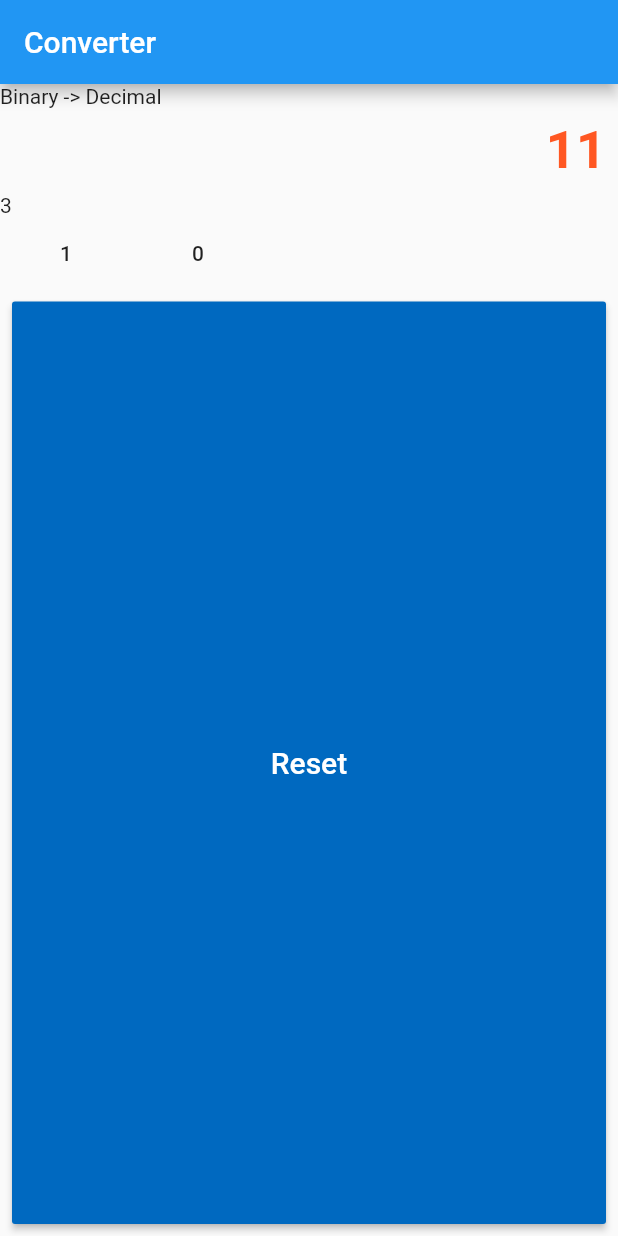
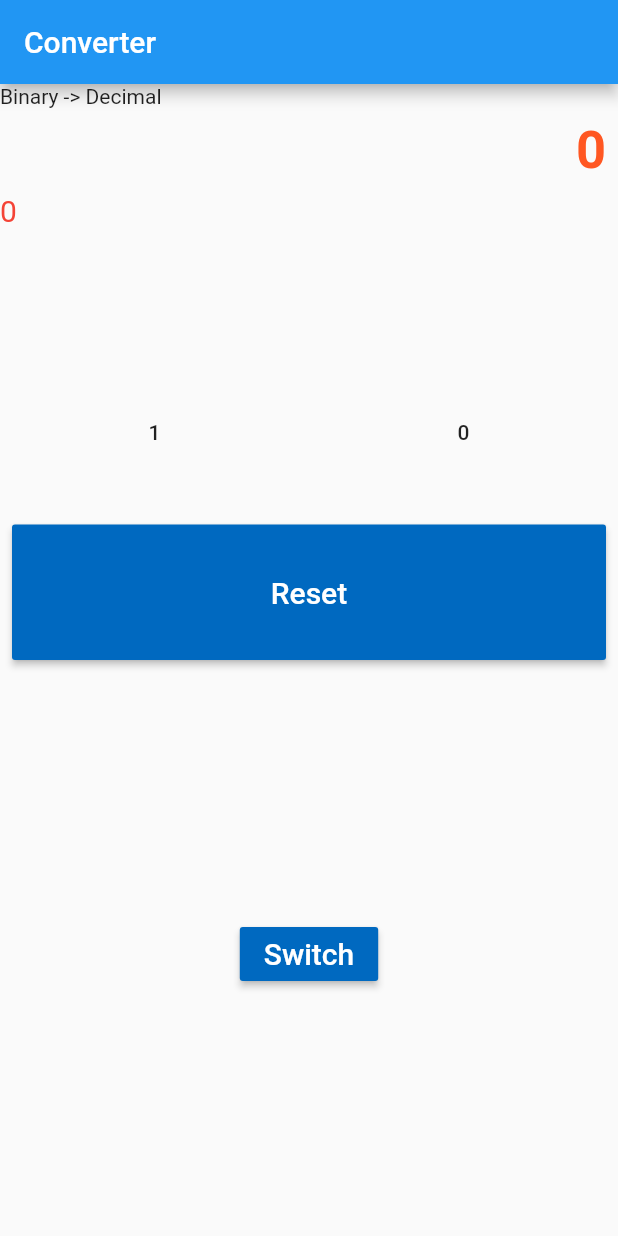
Before and after one commit to RiccardoDiSilvio/taller2, a Flutter app: the screen it shows after launch, on a phone screen of 412 x 824 dp. Run offline on Flutter 3.47's test engine with Material 2 defaults, Android fonts, the phone set to English and light mode, and no system bars.

Commit message:
made the app!

```diff
--- a/lib/ui/screens/my_app.dart
+++ b/lib/ui/screens/my_app.dart
@@ -1,8 +1,19 @@
 import 'package:flutter/material.dart';
 
 import '../widgets/binary_decimal.dart';
+import '../widgets/decimal_binary.dart';
 
-class MyApp extends StatelessWidget {
+class MyApp extends StatefulWidget {
+  MyApp({Key? key}) : super(key: key);
+
+  @override
+  State<MyApp> createState() => _MyAppState();
+}
+
+class _MyAppState extends State<MyApp> {
+  String title = "Binary -> Decimal";
+  Widget child = BinaryToDecimal();
+
   @override
   Widget build(BuildContext context) {
     return MaterialApp(
@@ -18,10 +29,33 @@ class MyApp extends StatelessWidget {
             body: Column(
               crossAxisAlignment: CrossAxisAlignment.start,
               children: [
-                Container(
-                    alignment: Alignment.centerLeft,
-                    child: Text("Binary -> Decimal")),
-                Expanded(child: BinaryToDecimal()),
+                Container(alignment: Alignment.centerLeft, child: Text(title)),
+                Expanded(child: child),
+                Expanded(
+                  child: Container(
+                    alignment: Alignment.center,
+                    padding: const EdgeInsets.all(8.0),
+                    child: MaterialButton(
+                        color:
+                            Color(int.parse("#0069C0".replaceAll('#', '0xff'))),
+                        onPressed: () {
+                          setState(() {
+                            if (title == "Binary -> Decimal") {
+                              title = "Decimal -> Binary";
+                              child = DecimalBinary();
+                            } else if (title == "Decimal -> Binary") {
+                              title = "Binary -> Decimal";
+                              child = BinaryToDecimal();
+                            }
+                          });
+                        },
+                        child: Text("Switch",
+                            style: new TextStyle(
+                              fontSize: 20.0,
+                              color: Colors.white,
+                            ))),
+                  ),
+                )
               ],
             )));
   }
--- a/lib/ui/widgets/binary_decimal.dart
+++ b/lib/ui/widgets/binary_decimal.dart
@@ -6,9 +6,8 @@ class BinaryToDecimal extends StatefulWidget {
 }
 
 class _BinaryToDecimalState extends State<BinaryToDecimal> {
-  String _binary = "11";
-  String _decimal =
-      "3"; // _decimal = int.parse(_binary, radix: 2).toRadixString(10);
+  String _binary = "0";
+  String _decimal = "0";
 
   void _onPressed() {}
 
@@ -30,18 +29,29 @@ class _BinaryToDecimalState extends State<BinaryToDecimal> {
                           Color(int.parse("#FF5722".replaceAll('#', '0xff'))),
                       fontSize: 35),
                 )),
-            Text("3"),
-            Row(children: <Widget>[
-              keyNumber(1),
-              keyNumber(0),
-            ]),
+            Expanded(
+                child: Text("$_decimal",
+                    style: new TextStyle(
+                      fontSize: 20.0,
+                      color: Colors.red,
+                    ))),
+            Expanded(
+                child: Row(children: <Widget>[
+              Expanded(child: binaryKeyNumber(1)),
+              Expanded(child: binaryKeyNumber(0)),
+            ])),
             Expanded(
               flex: 1,
               child: Container(
                 padding: const EdgeInsets.all(8.0),
                 child: MaterialButton(
                     color: Color(int.parse("#0069C0".replaceAll('#', '0xff'))),
-                    onPressed: () {},
+                    onPressed: () {
+                      setState(() {
+                        _binary = "0";
+                        _decimal = "0";
+                      });
+                    },
                     child: Text("Reset",
                         style: new TextStyle(
                           fontSize: 20.0,
@@ -53,10 +63,19 @@ class _BinaryToDecimalState extends State<BinaryToDecimal> {
     );
   }
 
-  Widget keyNumber(number) {
+  Widget binaryKeyNumber(number) {
     return MaterialButton(
       child: Text(number.toString()),
-      onPressed: () {},
+      onPressed: () {
+        setState(() {
+          if (_binary == "0") {
+            _binary = number.toString();
+          } else {
+            _binary = _binary + number.toString();
+          }
+          _decimal = int.parse(_binary, radix: 2).toRadixString(10);
+        });
+      },
     );
   }
 }
```
Also changed, not shown: lib/ui/widgets/decimal_binary.dart (+92 -2 lines).
